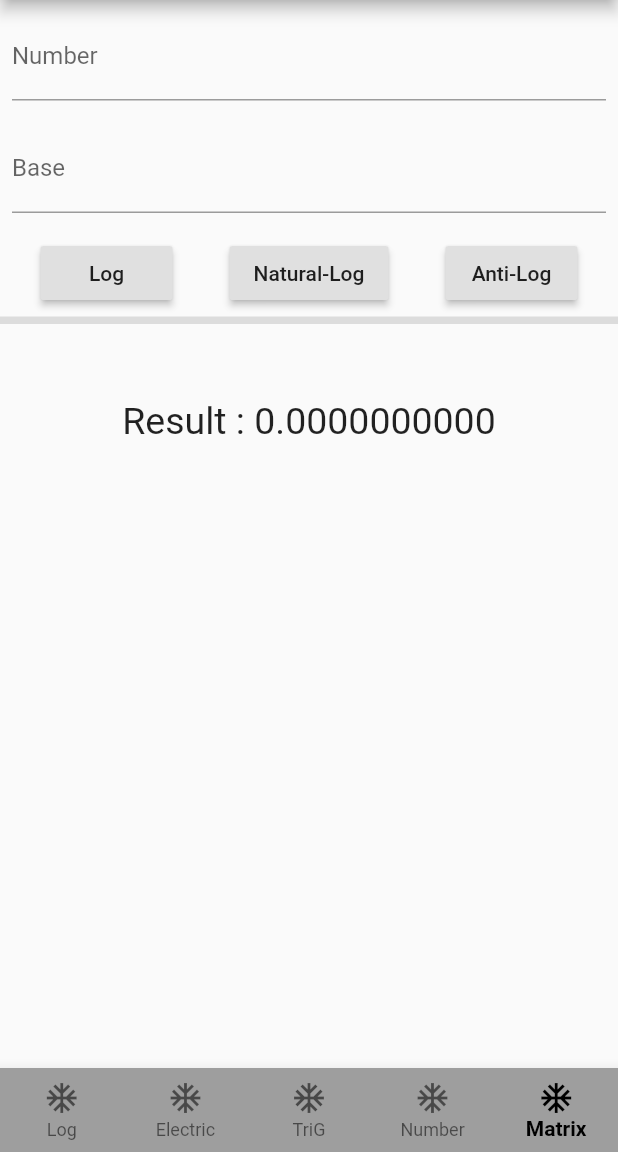
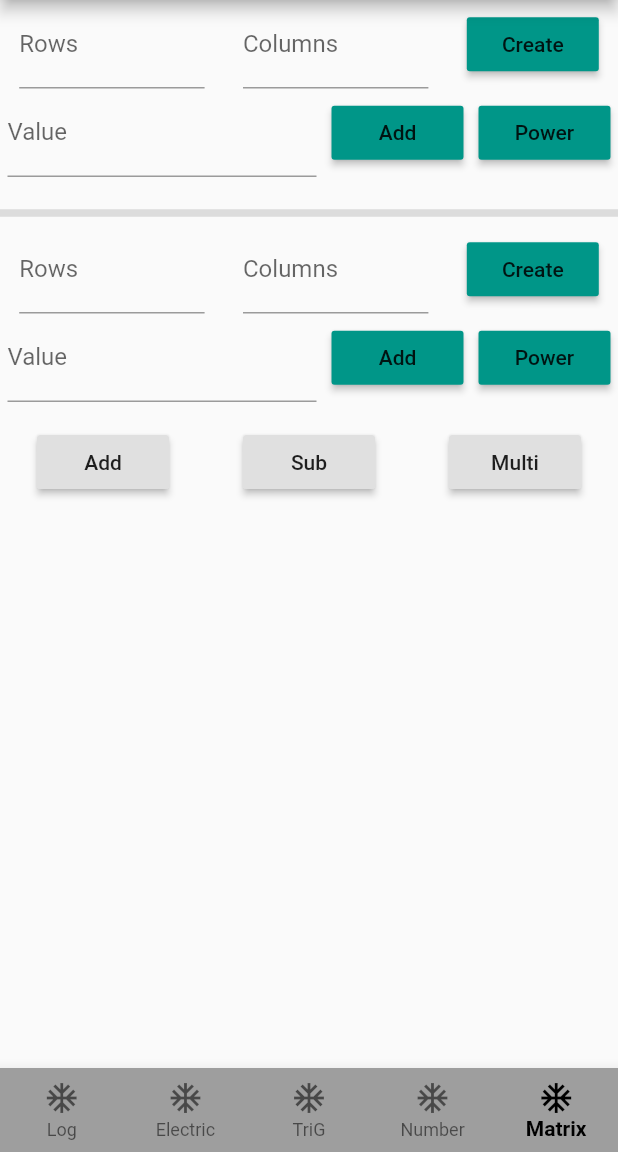
Before and after one commit to AstroEngineeer/5_in_1_Converter_App, a Flutter app: the screen it shows after launch, item 5 of the bottom bar chosen, on a phone screen of 412 x 824 dp, the part 84-1236 px from its top. Run offline on Flutter 3.47's test engine with Material 2 defaults, Android fonts, the phone set to English and light mode, and no system bars.

Commit message:
completed matrix calculator

```diff
--- /dev/null
+++ b/lib/screens/matrix_calculator.dart
@@ -0,0 +1,466 @@
+import 'dart:math';
+
+import 'package:flutter/material.dart';
+
+class MatrixCalculator extends StatefulWidget {
+  @override
+  _MatrixCalculatorState createState() => _MatrixCalculatorState();
+}
+
+class _MatrixCalculatorState extends State<MatrixCalculator> {
+  TextEditingController rowController = TextEditingController();
+  TextEditingController colController = TextEditingController();
+  TextEditingController rowController1 = TextEditingController();
+  TextEditingController colController1 = TextEditingController();
+  TextEditingController numController = TextEditingController();
+  TextEditingController numController1 = TextEditingController();
+
+  bool create = false;
+  List<List> matrix;
+  int row = 0, column = 0;
+  void createMatrix() {
+    matrix = [];
+    row = 0;
+    column = 0;
+    int r = int.parse(rowController.text);
+    int c = int.parse(colController.text);
+    for (int i = 0; i < r; i++) {
+      List temp = [];
+      for (int i = 0; i < c; i++) temp.add("0");
+      matrix.add(temp);
+    }
+    setState(() {
+      create = true;
+    });
+  }
+
+  bool create1 = false;
+  List<List> matrix1;
+  int row1 = 0, column1 = 0;
+  void createMatrix1() {
+    matrix1 = [];
+    row1 = 0;
+    column1 = 0;
+    int r = int.parse(rowController1.text);
+    int c = int.parse(colController1.text);
+    for (int i = 0; i < r; i++) {
+      List temp = [];
+      for (int i = 0; i < c; i++) temp.add("0");
+      matrix1.add(temp);
+    }
+    setState(() {
+      create1 = true;
+    });
+  }
+
+  void add() {
+    var value = int.parse(numController.text);
+    var r = int.parse(rowController.text);
+    var c = int.parse(colController.text);
+    if (row < r) {
+      if (column < c) {
+        matrix[row][column] = value.toString();
+        column++;
+      } else {
+        row++;
+        column = 0;
+        matrix[row][column] = value.toString();
+        column++;
+      }
+    } else {}
+    setState(() {
+      numController.text = "";
+    });
+  }
+
+  void add1() {
+    var value = int.parse(numController1.text);
+    var r = int.parse(rowController1.text);
+    var c = int.parse(colController1.text);
+    if (row1 < r) {
+      if (column1 < c) {
+        matrix1[row1][column1] = value.toString();
+        column1++;
+      } else {
+        row1++;
+        column1 = 0;
+        matrix1[row1][column1] = value.toString();
+        column1++;
+      }
+    } else {}
+    setState(() {
+      numController1.text = "";
+    });
+  }
+
+  List<List> result;
+  void createResult() {
+    result = [];
+    int r = int.parse(rowController.text);
+    int c = int.parse(colController.text);
+    for (int i = 0; i < r; i++) {
+      List temp = [];
+      for (int i = 0; i < c; i++) temp.add(0);
+      result.add(temp);
+    }
+  }
+
+  List<List> result1;
+  void createResult1() {
+    result1 = [];
+    int r = int.parse(rowController.text);
+    int c = int.parse(colController1.text);
+    for (int i = 0; i < r; i++) {
+      List temp = [];
+      for (int i = 0; i < c; i++) temp.add(0);
+      result1.add(temp);
+    }
+  }
+
+  void addition() {
+    createResult();
+    var r = int.parse(rowController.text);
+    var c = int.parse(colController.text);
+    var r1 = int.parse(rowController1.text);
+    var c1 = int.parse(colController1.text);
+    if (r1 == r && c == c1) {
+      for (int i = 0; i < r; i++)
+        for (int j = 0; j < c; j++) {
+          result[i][j] =
+              (int.parse(matrix[i][j]) + int.parse(matrix1[i][j])).toString();
+        }
+      dialog("Addition");
+    } else {
+      showDialog(
+          context: context,
+          child: AlertDialog(
+            title: Text("Row Column Miss-Match"),
+            content: Text("Check if rows and columns are equal"),
+          ));
+    }
+  }
+
+  void subtract() {
+    var r = int.parse(rowController.text);
+    var c = int.parse(colController.text);
+    var r1 = int.parse(rowController1.text);
+    var c1 = int.parse(colController1.text);
+    if (r1 == r && c == c1) {
+      for (int i = 0; i < r; i++)
+        for (int j = 0; j < c; j++) {
+          result[i][j] =
+              (int.parse(matrix[i][j]) - int.parse(matrix1[i][j])).toString();
+        }
+      dialog("Subtraction");
+    } else {
+      showDialog(
+          context: context,
+          child: AlertDialog(
+            title: Text("Row Column Miss-Match"),
+            content: Text("Check if rows and columns are equal"),
+          ));
+    }
+  }
+
+  void multiplication() {
+    createResult1();
+    var r = int.parse(rowController.text);
+    var c = int.parse(colController.text);
+    var c1 = int.parse(colController1.text);
+    var r1 = int.parse(rowController1.text);
+    if (c == r1) {
+      for (int i = 0; i < r; ++i)
+        for (int j = 0; j < c1; ++j)
+          for (int k = 0; k < c; ++k) {
+            int x = result1[i][j];
+            x += int.parse(matrix[i][k]) * int.parse(matrix1[k][j]);
+            result1[i][j] = x;
+          }
+      dialog1("Multiplication");
+    } else {
+      showDialog(
+          context: context,
+          child: AlertDialog(
+            title: Text("Row Column Miss-Match"),
+            content: Text(
+                "Check if Cols in matrix 1 and rows in matrix 2 are equal"),
+          ));
+    }
+  }
+
+  void powerA() {
+    createResult1();
+    var r = int.parse(rowController.text);
+    var c = int.parse(colController.text);
+    if (c == r) {
+      for (int i = 0; i < r; ++i)
+        for (int j = 0; j < c; ++j)
+          for (int k = 0; k < c; ++k) {
+            int x = result1[i][j];
+            x += int.parse(matrix[i][k]) * int.parse(matrix[k][j]);
+            result1[i][j] = x;
+          }
+      dialog1("Multiplication");
+    } else {
+      showDialog(
+          context: context,
+          child: AlertDialog(
+            title: Text("Row Column Miss-Match"),
+            content: Text("Check if Cols and rows are equal"),
+          ));
+    }
+  }
+
+  void powerB() {
+    createResult1();
+    var r = int.parse(rowController.text);
+    var c = int.parse(colController.text);
+    if (c == r) {
+      for (int i = 0; i < r; ++i)
+        for (int j = 0; j < c; ++j)
+          for (int k = 0; k < c; ++k) {
+            int x = result1[i][j];
+            x += int.parse(matrix1[i][k]) * int.parse(matrix1[k][j]);
+            result1[i][j] = x;
+          }
+      dialog1("Multiplication");
+    } else {
+      showDialog(
+          context: context,
+          child: AlertDialog(
+            title: Text("Row Column Miss-Match"),
+            content: Text("Check if Cols and rows are equal"),
+          ));
+    }
+  }
+
+  void dialog(x) {
+    showDialog(
+      context: context,
+      child: SimpleDialog(title: Text("$x"), children: [
+        SizedBox(
+          height: 20 * double.parse(rowController.text),
+          child: Column(
+              mainAxisAlignment: MainAxisAlignment.spaceAround,
+              children: result
+                  .map((e) => Row(
+                        mainAxisAlignment: MainAxisAlignment.spaceAround,
+                        children: e
+                            .map((e) => e == "0"
+                                ? Text(" ")
+                                : Text(
+                                    e,
+                                    style: TextStyle(
+                                        fontSize: 16,
+                                        fontWeight: FontWeight.bold),
+                                  ))
+                            .toList(),
+                      ))
+                  .toList()),
+        ),
+      ]),
+    );
+  }
+
+  void dialog1(x) {
+    showDialog(
+      context: context,
+      child: SimpleDialog(title: Text("$x"), children: [
+        SizedBox(
+          height: 20 * double.parse(rowController.text),
+          child: Column(
+              mainAxisAlignment: MainAxisAlignment.spaceAround,
+              children: result1
+                  .map((e) => Row(
+                        mainAxisAlignment: MainAxisAlignment.spaceAround,
+                        children: e
+                            .map((e) => e == 0
+                                ? Text(" ")
+                                : Text(
+                                    e.toString(),
+                                    style: TextStyle(
+                                        fontSize: 16,
+                                        fontWeight: FontWeight.bold),
+                                  ))
+                            .toList(),
+                      ))
+                  .toList()),
+        ),
+      ]),
+    );
+  }
+
+  @override
+  Widget build(BuildContext context) {
+    return ListView(
+      children: [
+        Row(
+          mainAxisAlignment: MainAxisAlignment.spaceAround,
+          children: [
+            SizedBox(
+              width: MediaQuery.of(context).size.width * .3,
+              child: TextField(
+                decoration: InputDecoration(labelText: "Rows"),
+                keyboardType: TextInputType.number,
+                controller: rowController,
+              ),
+            ),
+            SizedBox(
+              width: MediaQuery.of(context).size.width * .3,
+              child: TextField(
+                decoration: InputDecoration(labelText: "Columns"),
+                keyboardType: TextInputType.number,
+                controller: colController,
+              ),
+            ),
+            RaisedButton(
+              onPressed: createMatrix,
+              child: Text("Create"),
+              color: Colors.teal,
+            ),
+          ],
+        ),
+        Row(
+          mainAxisAlignment: MainAxisAlignment.spaceAround,
+          children: [
+            SizedBox(
+              width: MediaQuery.of(context).size.width * .5,
+              child: TextField(
+                decoration: InputDecoration(labelText: "Value"),
+                keyboardType: TextInputType.number,
+                controller: numController,
+              ),
+            ),
+            RaisedButton(
+              onPressed: add,
+              child: Text("Add"),
+              color: Colors.teal,
+            ),
+            RaisedButton(
+              onPressed: powerB,
+              child: Text("Power"),
+              color: Colors.teal,
+            ),
+          ],
+        ),
+        create
+            ? Padding(
+                padding: const EdgeInsets.all(8.0),
+                child: SizedBox(
+                  height: 20 * double.parse(rowController.text),
+                  child: Column(
+                      mainAxisAlignment: MainAxisAlignment.spaceAround,
+                      children: matrix
+                          .map((e) => Row(
+                                mainAxisAlignment:
+                                    MainAxisAlignment.spaceAround,
+                                children: e
+                                    .map((e) => Text(
+                                          e,
+                                          style: TextStyle(
+                                              fontSize: 16,
+                                              fontWeight: FontWeight.bold),
+                                        ))
+                                    .toList(),
+                              ))
+                          .toList()),
+                ),
+              )
+            : Text(""),
+        Divider(
+          thickness: 5,
+        ),
+        Row(
+          mainAxisAlignment: MainAxisAlignment.spaceAround,
+          children: [
+            SizedBox(
+              width: MediaQuery.of(context).size.width * .3,
+              child: TextField(
+                decoration: InputDecoration(labelText: "Rows"),
+                keyboardType: TextInputType.number,
+                controller: rowController1,
+              ),
+            ),
+            SizedBox(
+              width: MediaQuery.of(context).size.width * .3,
+              child: TextField(
+                decoration: InputDecoration(labelText: "Columns"),
+                keyboardType: TextInputType.number,
+                controller: colController1,
+              ),
+            ),
+            RaisedButton(
+              onPressed: createMatrix1,
+              child: Text("Create"),
+              color: Colors.teal,
+            ),
+          ],
+        ),
+        Row(
+          mainAxisAlignment: MainAxisAlignment.spaceAround,
+          children: [
+            SizedBox(
+              width: MediaQuery.of(context).size.width * .5,
+              child: TextField(
+                decoration: InputDecoration(labelText: "Value"),
+                keyboardType: TextInputType.number,
+                controller: numController1,
+              ),
+            ),
+            RaisedButton(
+              onPressed: add1,
+              child: Text("Add"),
+              color: Colors.teal,
+            ),
+            RaisedButton(
+              onPressed: powerB,
+              child: Text("Power"),
+              color: Colors.teal,
+            ),
+          ],
+        ),
+        create1
+            ? Padding(
+                padding: const EdgeInsets.all(8.0),
+                child: SizedBox(
+                  height: 20 * double.parse(rowController1.text),
+                  child: Column(
+                      mainAxisAlignment: MainAxisAlignment.spaceAround,
+                      children: matrix1
+                          .map((e) => Row(
+                                mainAxisAlignment:
+                                    MainAxisAlignment.spaceAround,
+                                children: e
+                                    .map((e) => Text(
+                                          e,
+                                          style: TextStyle(
+                                              fontSize: 16,
+                                              fontWeight: FontWeight.bold),
+                                        ))
+                                    .toList(),
+                              ))
+                          .toList()),
+                ),
+              )
+            : Text(""),
+        Row(
+          mainAxisAlignment: MainAxisAlignment.spaceAround,
+          children: [
+            RaisedButton(
+              onPressed: addition,
+              child: Text("Add"),
+            ),
+            RaisedButton(
+              onPressed: subtract,
+              child: Text("Sub"),
+            ),
+            RaisedButton(
+              onPressed: multiplication,
+              child: Text("Multi"),
+            ),
+          ],
+        ),
+      ],
+    );
+  }
+}
--- a/lib/screens/tab_screen.dart
+++ b/lib/screens/tab_screen.dart
@@ -1,5 +1,6 @@
 import 'package:Math_Electrical_Calculator/screens/electrical_calculator.dart';
 import 'package:Math_Electrical_Calculator/screens/logarithmic_calculator.dart';
+import 'package:Math_Electrical_Calculator/screens/matrix_calculator.dart';
 import 'package:Math_Electrical_Calculator/screens/number_system_calculator.dart';
 import 'package:Math_Electrical_Calculator/screens/trigonometry_calculator.dart';
 import 'package:flutter/material.dart';
@@ -15,7 +16,7 @@ class _TabScreenState extends State<TabScreen> {
     {"title": "Electrical Calculator", "screen": ElectricalCalculator()},
     {"title": "Trigonometry Calculator", "screen": TrigonometryCalculator()},
     {"title": "Number System Calculator", "screen": NumberSystemCalculator()},
-    {"title": "Matrix Calculator", "screen": LogarithmicCalculator()},
+    {"title": "Matrix Calculator", "screen": MatrixCalculator()},
   ];
 
   var apps = [
```
